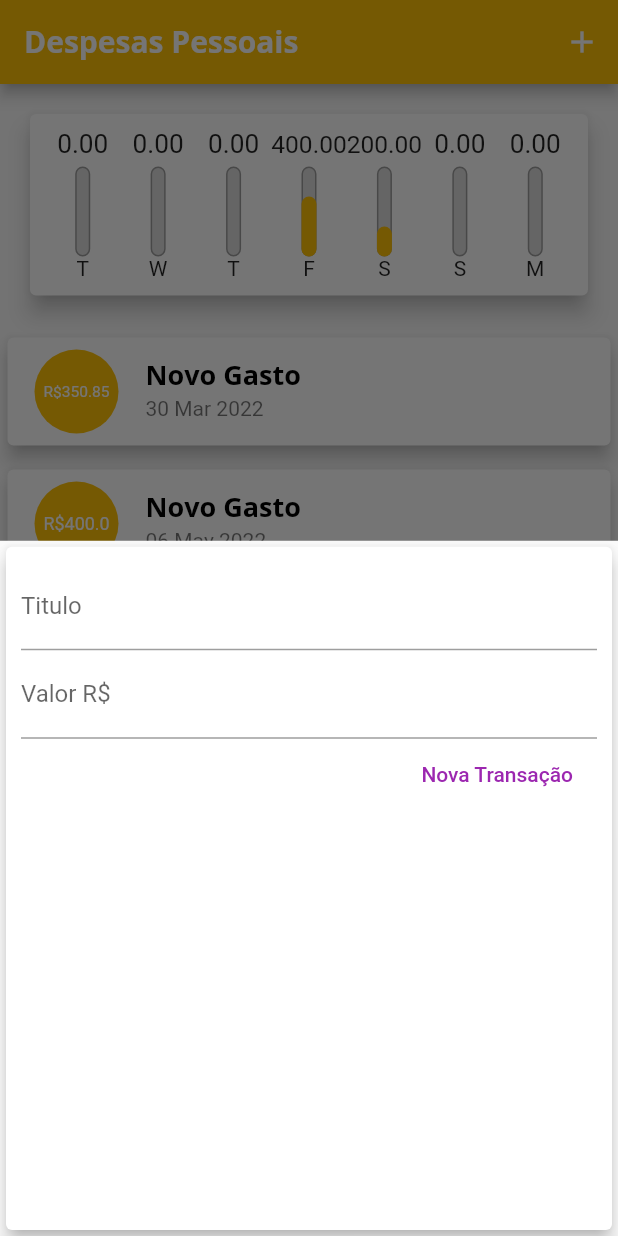
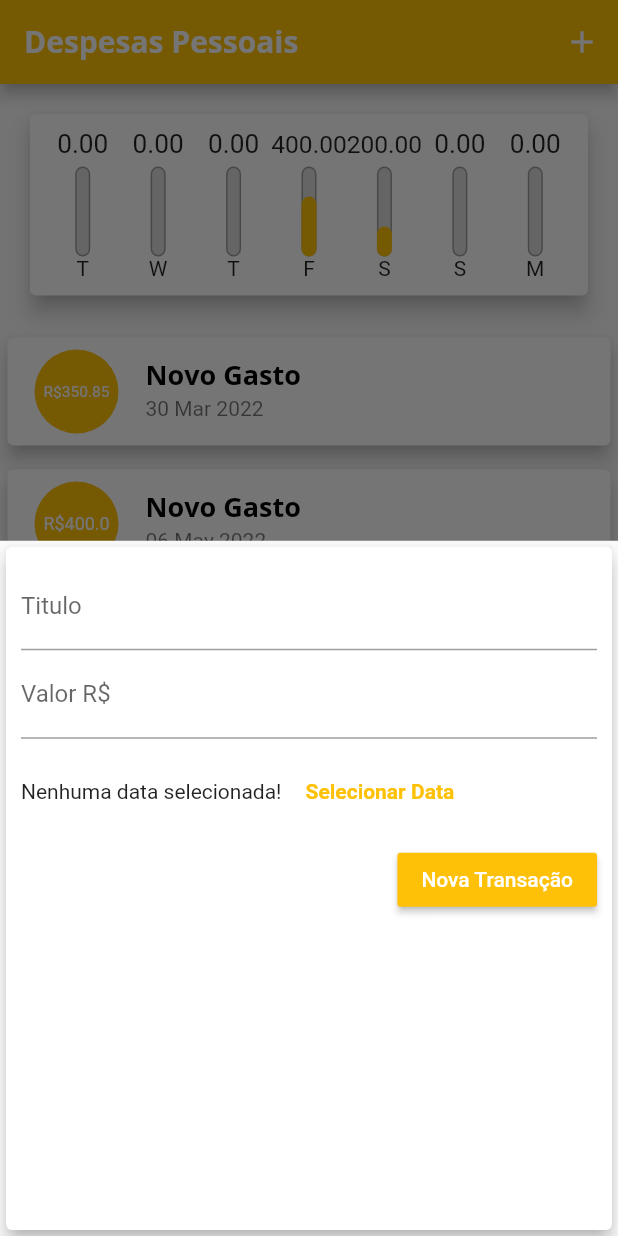
Before and after one commit to LucasWMedeiros/ProjetoGastosPessoais, a Flutter app: the screen it shows after launch, after a tap on the "add" icon, on a phone screen of 412 x 824 dp. Run offline on Flutter 3.47's test engine with Material 2 defaults, Android fonts, the phone set to English and light mode, and no system bars; missing offline and left inert: dart:ffi.

Commit message:
adicionando botão para selecionar data em transaction_form

```diff
--- a/lib/componentes/transaction_form.dart
+++ b/lib/componentes/transaction_form.dart
@@ -15,16 +15,15 @@ class _TransactionFormState extends State<TransactionForm> {
 
   final tittleController = TextEditingController();
 
-  void _submitForm(){
+  void _submitForm() {
     final title = tittleController.text;
     final value = double.tryParse(valueController.text) ?? 0.0;
 
-    if(title.isEmpty || value <= 0){
+    if (title.isEmpty || value <= 0) {
       return;
     }
 
     widget.onSubmit(title, value);
-
   }
 
   @override
@@ -48,13 +47,29 @@ class _TransactionFormState extends State<TransactionForm> {
                 keyboardType: TextInputType.numberWithOptions(decimal: true),
                 onSubmitted: (value) => _submitForm(),
               ),
+              Container(
+                height: 70,
+                child: Row(
+                  children: [
+                    Text('Nenhuma data selecionada!'),
+                    FlatButton(
+                        textColor: Colors.amber,
+                        onPressed: () {},
+                        child: Text(
+                          'Selecionar Data',
+                          style: TextStyle(fontWeight: FontWeight.bold),
+                        ))
+                  ],
+                ),
+              ),
               Row(
                 mainAxisAlignment: MainAxisAlignment.end,
                 children: [
-                  FlatButton(
+                  RaisedButton(
                     onPressed: _submitForm,
                     child: Text('Nova Transação'),
-                    textColor: Colors.purple,
+                    color: Colors.amber,
+                    textColor: Colors.white,
                   ),
                 ],
               ),
```
